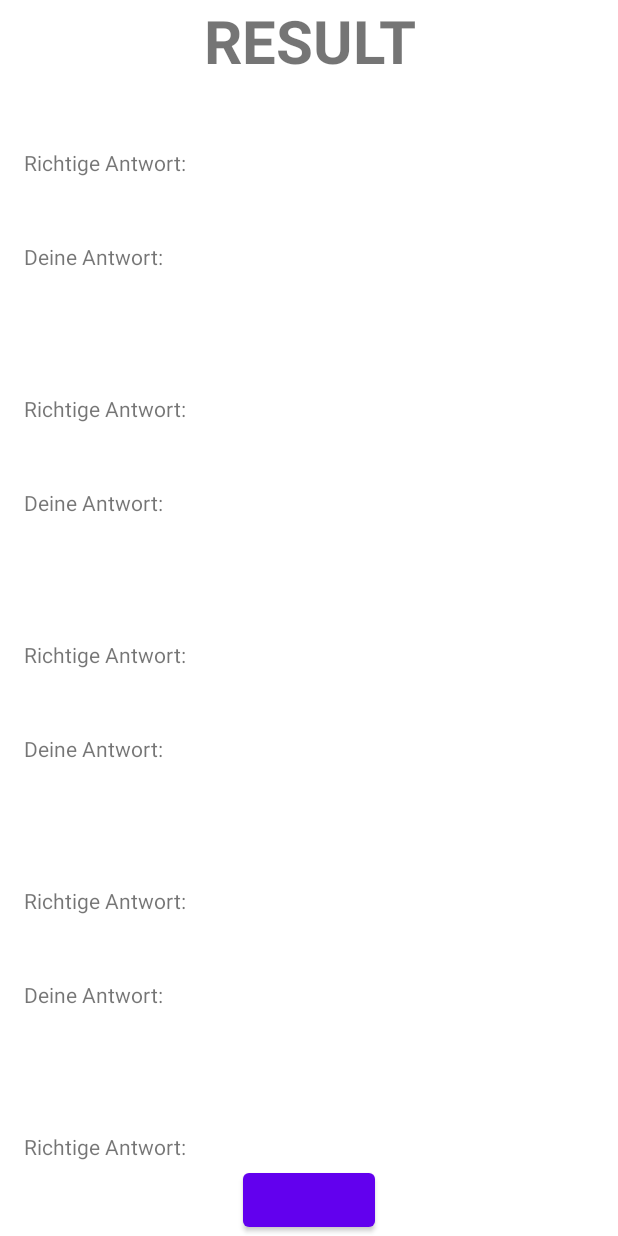
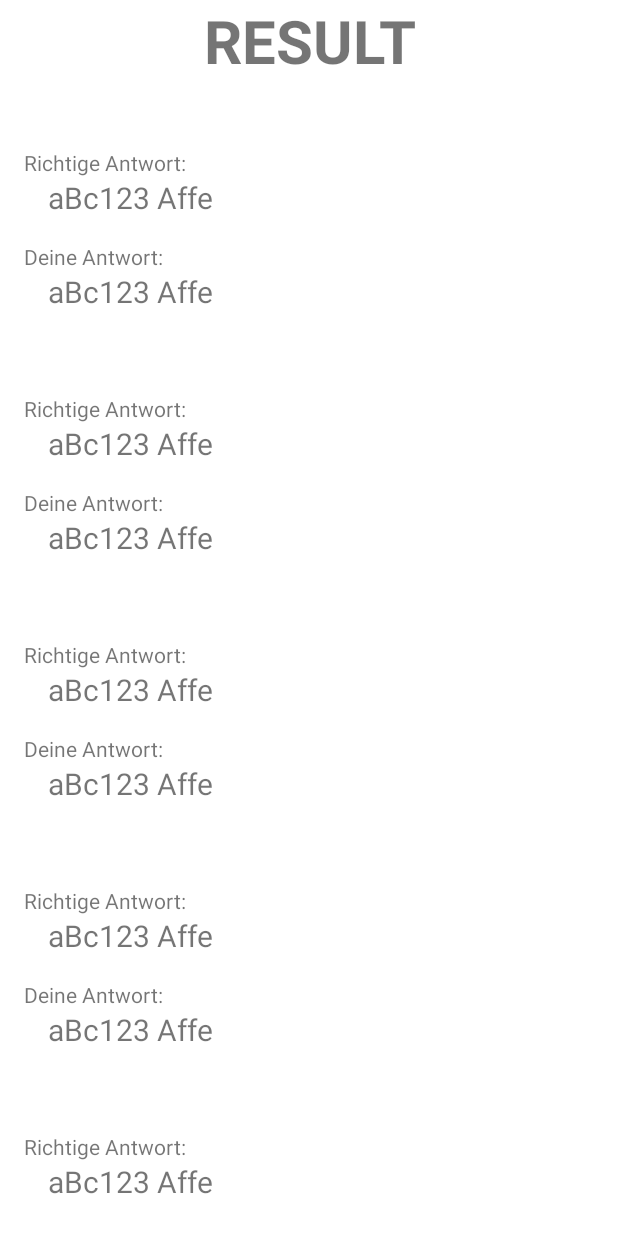
Before and after one commit to TheRealDarkEagle/Trivonian, an Android app: the layout fragment_result.xml on its own in the app's theme, with its tools: preview values and no code run, on a phone screen of 412 x 824 dp. Run offline under Robolectric (Android 15) with nearby library versions, the phone set to English and light mode, and no system bars.

Commit message:
refactor snakeCase to camelCase in xml Files

```diff
--- a/app/src/main/res/layout/fragment_result.xml
+++ b/app/src/main/res/layout/fragment_result.xml
@@ -4,13 +4,12 @@
     xmlns:tools="http://schemas.android.com/tools">
 
     <androidx.constraintlayout.widget.ConstraintLayout
-        android:id="@+id/frameLayout3"
         android:layout_width="match_parent"
         android:layout_height="match_parent"
         tools:context=".resultFragment.ResultFragment">
 
         <TextView
-            android:id="@+id/resultFragment_Headline"
+            android:id="@+id/resultFragmentHeadline"
             android:layout_width="0dp"
             android:layout_height="wrap_content"
             android:text="@string/result_headline"
@@ -26,19 +25,10 @@
             android:layout_width="match_parent"
             android:layout_height="0dp"
             app:layoutManager="androidx.recyclerview.widget.LinearLayoutManager"
-            app:layout_constraintBottom_toTopOf="@+id/button"
             app:layout_constraintEnd_toEndOf="parent"
             app:layout_constraintStart_toStartOf="parent"
-            app:layout_constraintTop_toBottomOf="@id/resultFragment_Headline"
+            app:layout_constraintTop_toBottomOf="@id/resultFragmentHeadline"
             tools:itemCount="5"
             tools:listitem="@layout/text_item_view" />
-
-        <Button
-            android:id="@+id/button"
-            android:layout_width="wrap_content"
-            android:layout_height="wrap_content"
-            app:layout_constraintBottom_toBottomOf="parent"
-            app:layout_constraintEnd_toEndOf="parent"
-            app:layout_constraintStart_toStartOf="parent" />
     </androidx.constraintlayout.widget.ConstraintLayout>
 </layout>
--- a/app/src/main/res/layout/fragment_start.xml
+++ b/app/src/main/res/layout/fragment_start.xml
@@ -4,13 +4,12 @@
     xmlns:tools="http://schemas.android.com/tools">
 
     <androidx.constraintlayout.widget.ConstraintLayout
-        android:id="@+id/frameLayout"
         android:layout_width="match_parent"
         android:layout_height="match_parent"
         tools:context=".startFragment.StartFragment">
 
         <TextView
-            android:id="@+id/welcome_textView"
+            android:id="@+id/welcomeTextView"
             android:layout_width="wrap_content"
             android:layout_height="0dp"
             android:layout_marginTop="16dp"
--- a/app/src/main/res/layout/text_item_view.xml
+++ b/app/src/main/res/layout/text_item_view.xml
@@ -1,5 +1,6 @@
 <?xml version="1.0" encoding="utf-8"?>
-<layout xmlns:android="http://schemas.android.com/apk/res/android">
+<layout xmlns:android="http://schemas.android.com/apk/res/android"
+    xmlns:tools="http://schemas.android.com/tools">
     <data>
         <variable
             name="question"
@@ -24,29 +25,31 @@
             android:paddingStart="16dp"
             android:paddingEnd="16dp"
             android:text="@{question.questionText}"
-            android:textSize="25sp" />
+            android:textSize="25sp"
+            tools:text="@tools:sample/lorem" />
 
         <TextView
             android:id="@+id/resultViewCorrectAnswerLabel"
             android:layout_width="match_parent"
             android:layout_height="wrap_content"
-            android:text="@string/result_correctAnswer_label" />
+            android:text="@string/result_correctAnswer_label"/>
 
         <TextView
-            android:id="@+id/resultQuestionAsnwer"
+            android:id="@+id/resultQuestionAnswer"
             android:layout_width="match_parent"
             android:layout_height="wrap_content"
             android:paddingStart="16dp"
             android:paddingEnd="16dp"
             android:text="@{question.correctAnswer}"
-            android:textSize="20sp" />
+            android:textSize="20sp"
+            tools:text="aBc123 Affe"/>
 
         <TextView
             android:id="@+id/resultViewUserAnswerLabel"
             android:layout_width="match_parent"
             android:layout_height="wrap_content"
             android:layout_marginTop="16dp"
-            android:text="@string/result_userAnswer_label" />
+            android:text="@string/result_userAnswer_label"/>
 
         <TextView
             android:id="@+id/resultUserAnswer"
@@ -56,7 +59,8 @@
             android:paddingStart="16dp"
             android:paddingEnd="16dp"
             android:text="@{answer}"
-            android:textSize="20sp" />
+            android:textSize="20sp"
+            tools:text="aBc123 Affe"/>
 
     </LinearLayout>
 </layout>
```
Also changed, not shown: app/src/main/res/layout/fragment_game.xml (+6 -7 lines).
